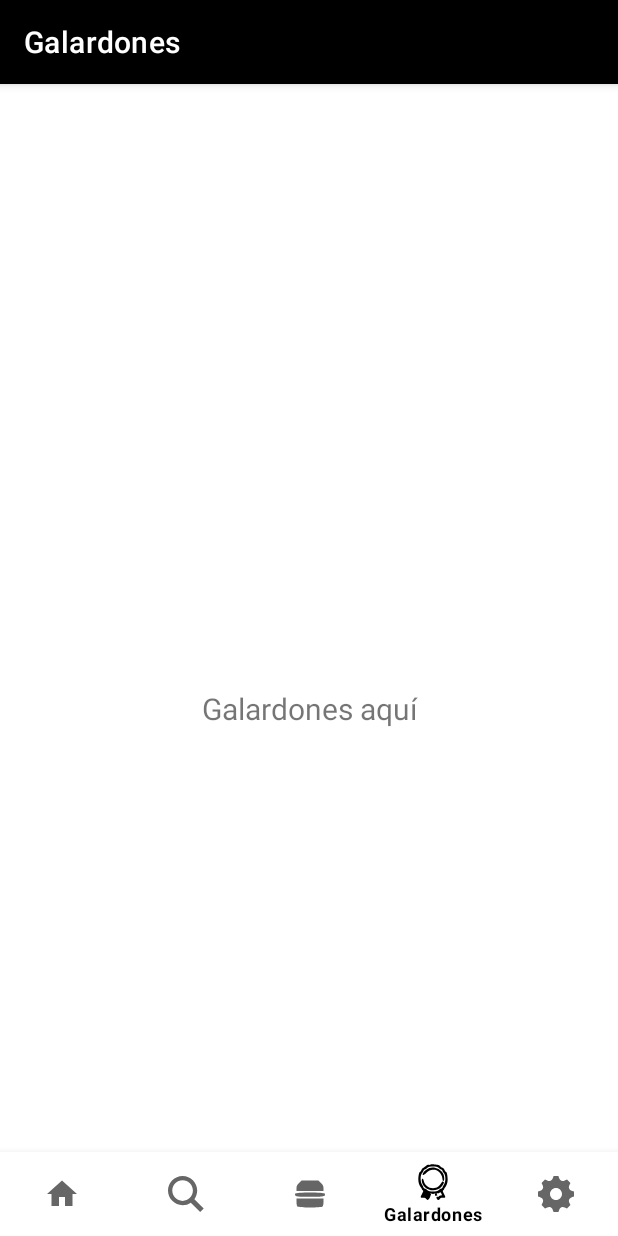
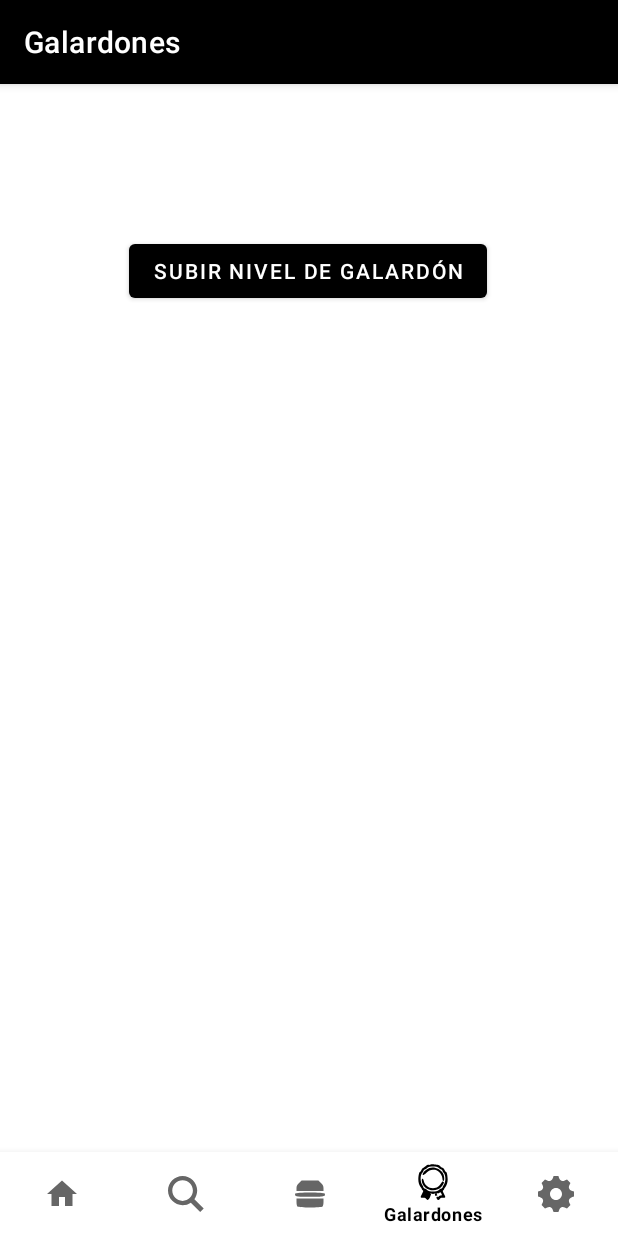
Before and after one commit to isotupa/TapasTop, an Android app: the GalardonesFragment screen opened through its navigation route, on a phone screen of 412 x 824 dp. Run offline under Robolectric (Android 15) with nearby library versions, the phone set to English and light mode, and no system bars; our stand-ins replace navigation-ui; 2 statements that could not run were skipped.

Commit message:
Entrega ciclo 1 final

```diff
--- a/app/src/main/res/layout/fragment_galardones.xml
+++ b/app/src/main/res/layout/fragment_galardones.xml
@@ -6,18 +6,15 @@
     android:layout_height="match_parent"
     tools:context=".ui.galardones.GalardonesFragment">
 
-    <TextView
-        android:id="@+id/text_galardones"
-        android:layout_width="match_parent"
+    <Button
+        android:id="@+id/button"
+        android:layout_width="wrap_content"
         android:layout_height="wrap_content"
-        android:layout_marginStart="8dp"
-        android:layout_marginTop="8dp"
-        android:layout_marginEnd="8dp"
-        android:text="Galardones aquí"
-        android:textAlignment="center"
-        android:textSize="20sp"
+        android:text="Subir nivel de galardón"
         app:layout_constraintBottom_toBottomOf="parent"
         app:layout_constraintEnd_toEndOf="parent"
+        app:layout_constraintHorizontal_bias="0.498"
         app:layout_constraintStart_toStartOf="parent"
-        app:layout_constraintTop_toTopOf="parent" />
+        app:layout_constraintTop_toTopOf="parent"
+        app:layout_constraintVertical_bias="0.067" />
 </androidx.constraintlayout.widget.ConstraintLayout>
```
